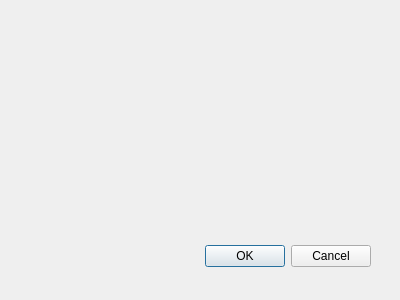
Above: dialogprojecttemplatesedit.ui from molotov-dmitry/work-report before the change. Below: the same form after it.
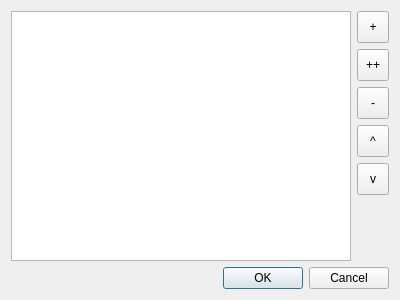
That is the form after the change.

Commit message: Updated template edit dialog.

The edit to the form file:
```diff
--- a/dialogprojecttemplatesedit.ui
+++ b/dialogprojecttemplatesedit.ui
@@ -15,22 +15,112 @@
   <property name="windowTitle">
    <string>Dialog</string>
   </property>
-  <widget class="QDialogButtonBox" name="buttonBox">
-   <property name="geometry">
-    <rect>
-     <x>30</x>
-     <y>240</y>
-     <width>341</width>
-     <height>32</height>
-    </rect>
-   </property>
-   <property name="orientation">
-    <enum>Qt::Horizontal</enum>
-   </property>
-   <property name="standardButtons">
-    <set>QDialogButtonBox::Cancel|QDialogButtonBox::Ok</set>
-   </property>
-  </widget>
+  <layout class="QGridLayout" name="gridLayout">
+   <item row="0" column="0">
+    <widget class="QTreeWidget" name="table">
+     <property name="headerHidden">
+      <bool>true</bool>
+     </property>
+     <column>
+      <property name="text">
+       <string notr="true">1</string>
+      </property>
+     </column>
+    </widget>
+   </item>
+   <item row="0" column="1">
+    <layout class="QVBoxLayout" name="verticalLayout">
+     <item>
+      <widget class="QToolButton" name="buttonAdd">
+       <property name="minimumSize">
+        <size>
+         <width>32</width>
+         <height>32</height>
+        </size>
+       </property>
+       <property name="text">
+        <string>+</string>
+       </property>
+      </widget>
+     </item>
+     <item>
+      <widget class="QToolButton" name="buttonAddSub">
+       <property name="minimumSize">
+        <size>
+         <width>32</width>
+         <height>32</height>
+        </size>
+       </property>
+       <property name="text">
+        <string>++</string>
+       </property>
+      </widget>
+     </item>
+     <item>
+      <widget class="QToolButton" name="buttonRemove">
+       <property name="minimumSize">
+        <size>
+         <width>32</width>
+         <height>32</height>
+        </size>
+       </property>
+       <property name="text">
+        <string>-</string>
+       </property>
+      </widget>
+     </item>
+     <item>
+      <widget class="QToolButton" name="buttonUp">
+       <property name="minimumSize">
+        <size>
+         <width>32</width>
+         <height>32</height>
+        </size>
+       </property>
+       <property name="text">
+        <string>^</string>
+       </property>
+      </widget>
+     </item>
+     <item>
+      <widget class="QToolButton" name="buttonDown">
+       <property name="minimumSize">
+        <size>
+         <width>32</width>
+         <height>32</height>
+        </size>
+       </property>
+       <property name="text">
+        <string>v</string>
+       </property>
+      </widget>
+     </item>
+     <item>
+      <spacer name="verticalSpacer">
+       <property name="orientation">
+        <enum>Qt::Vertical</enum>
+       </property>
+       <property name="sizeHint" stdset="0">
+        <size>
+         <width>20</width>
+         <height>40</height>
+        </size>
+       </property>
+      </spacer>
+     </item>
+    </layout>
+   </item>
+   <item row="1" column="0" colspan="2">
+    <widget class="QDialogButtonBox" name="buttonBox">
+     <property name="orientation">
+      <enum>Qt::Horizontal</enum>
+     </property>
+     <property name="standardButtons">
+      <set>QDialogButtonBox::Cancel|QDialogButtonBox::Ok</set>
+     </property>
+    </widget>
+   </item>
+  </layout>
  </widget>
  <pixmapfunction/>
  <resources/>
```
Left out of the diff: 5 changed lines with no effect on the pictures. The commit also changes 2 other files.
